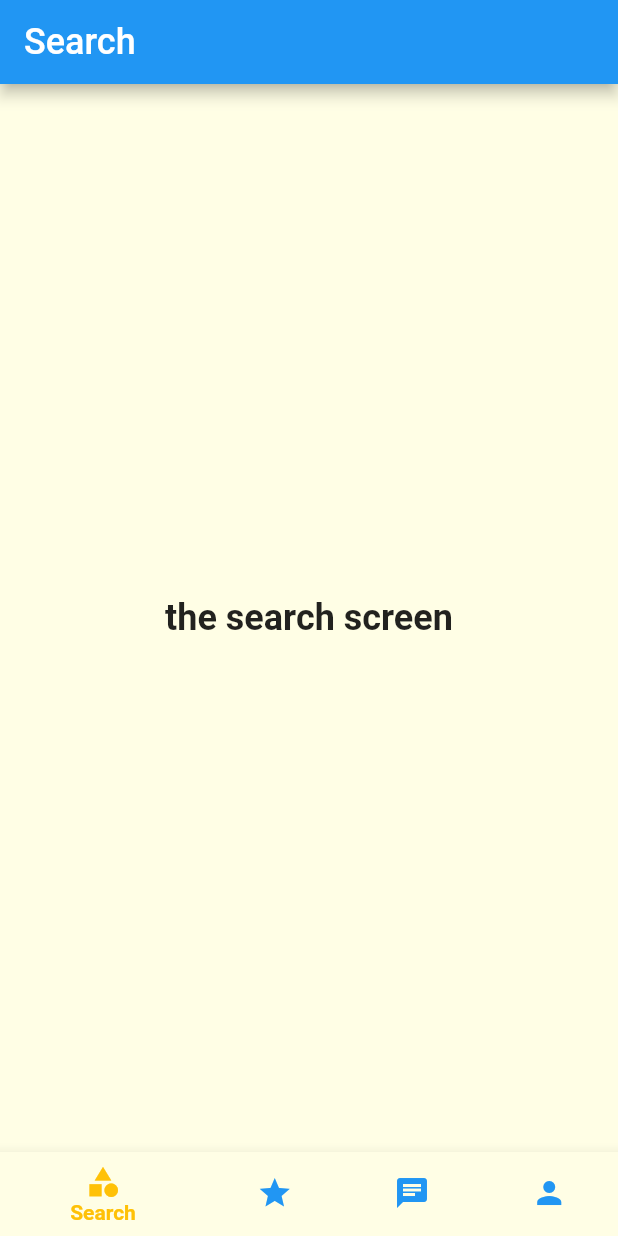
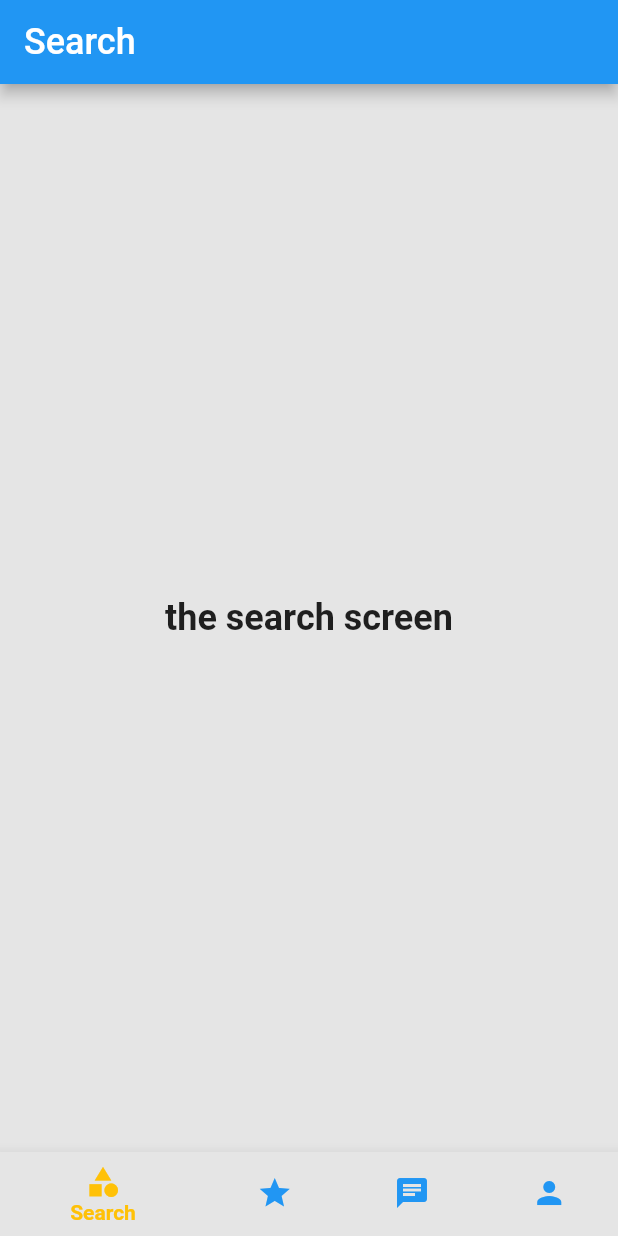
Before and after one commit to Andreas-Sjogren-Furst/StudentSwap, a Flutter app: the screen it shows after launch, on a phone screen of 412 x 824 dp. Run offline on Flutter 3.47's test engine with Material 2 defaults, Android fonts, the light colour scheme and no system bars; Roboto replaces fonts that are missing (Raleway, RobotoCondensed).

Commit message:
updated background color

```diff
--- a/lib/main.dart
+++ b/lib/main.dart
@@ -12,7 +12,7 @@ class MyApp extends StatelessWidget {
 
         // Dette er vores theme.
         theme: ThemeData(
-          canvasColor: Color.fromRGBO(255, 254, 229, 1),
+          canvasColor: Color.fromRGBO(229, 229, 229, 1),
           fontFamily: 'Raleway',
           textTheme: ThemeData.light().textTheme.copyWith(
               bodyText1: TextStyle(
@@ -34,9 +34,8 @@ class MyApp extends StatelessWidget {
           colorScheme: ColorScheme.fromSwatch(primarySwatch: Colors.blue)
               .copyWith(secondary: Colors.amber),
         ),
-        // home: CategoriesScreen(), not needed when we have main route below:
         routes: {
-          '/': (ctx) => TabScreen(),
+          '/': (ctx) => TabScreen(), // tab screen is the main screen.
           FavoritesScreen.routeName: (ctx) => FavoritesScreen(),
         });
   }
```
